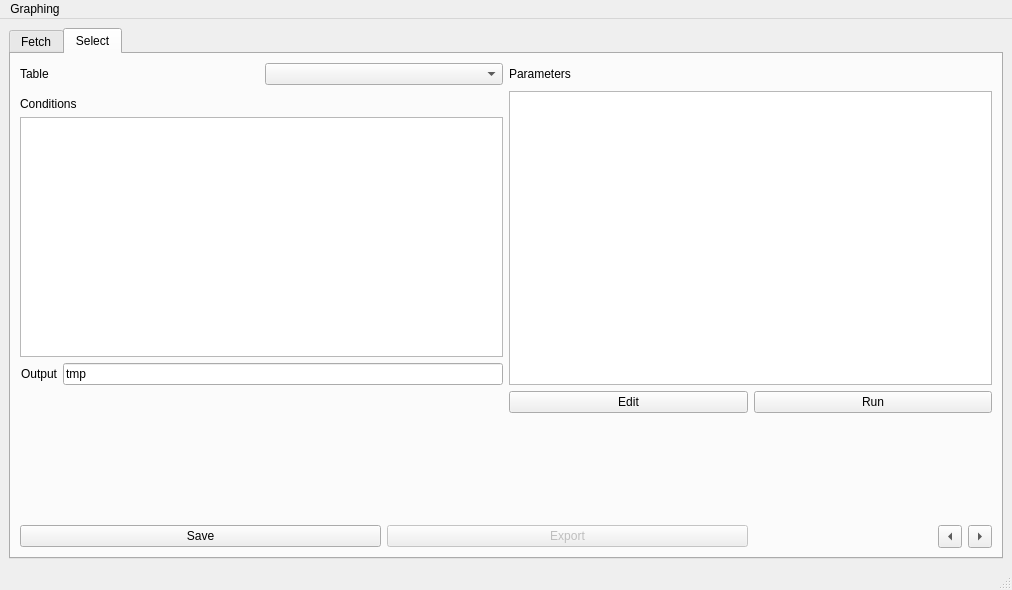
Qt form layouts/main_window.ui (hitranonline/hapiest) before a commit.
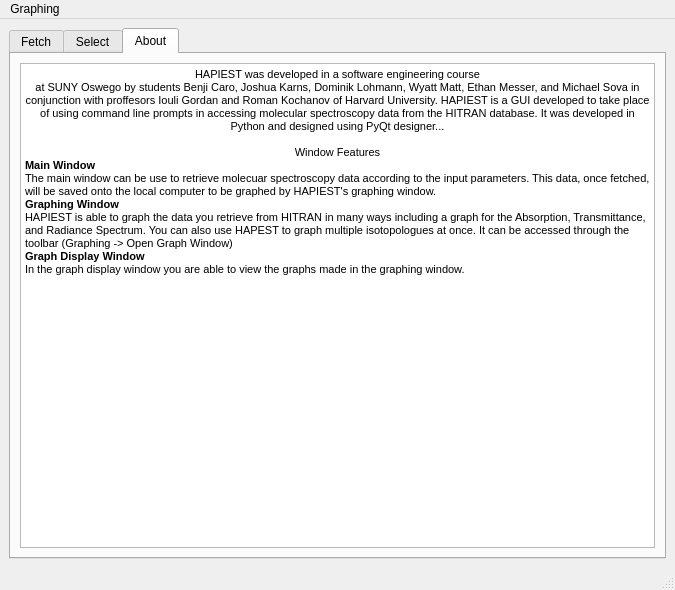
The same form after that commit.

Commit message: Added about window, fixed an issue where a HMD file wasn't being created for tables generated through the select functionality.

Patch:
```diff
--- a/layouts/main_window.ui
+++ b/layouts/main_window.ui
@@ -6,7 +6,7 @@
    <rect>
     <x>0</x>
     <y>0</y>
-       <width>1012</width>
+    <width>674</width>
        <height>590</height>
    </rect>
   </property>
@@ -63,7 +63,7 @@
        <enum>QTabWidget::Rounded</enum>
       </property>
       <property name="currentIndex">
-          <number>1</number>
+       <number>2</number>
       </property>
       <widget class="QWidget" name="fetch_tab">
        <attribute name="title">
@@ -651,6 +651,36 @@
               </item>
           </layout>
       </widget>
+      <widget class="QWidget" name="about_tab">
+       <attribute name="title">
+        <string>About</string>
+       </attribute>
+       <layout class="QGridLayout" name="gridLayout_6">
+        <item row="0" column="0">
+         <widget class="QTextEdit" name="textEdit">
+          <property name="readOnly">
+           <bool>true</bool>
+          </property>
+          <property name="html">
+           <string>&lt;!DOCTYPE HTML PUBLIC &quot;-//W3C//DTD HTML 4.0//EN&quot; &quot;http://www.w3.org/TR/REC-html40/strict.dtd&quot;&gt;
+&lt;html&gt;&lt;head&gt;&lt;meta name=&quot;qrichtext&quot; content=&quot;1&quot; /&gt;&lt;style type=&quot;text/css&quot;&gt;
+p, li { white-space: pre-wrap; }
+&lt;/style&gt;&lt;/head&gt;&lt;body style=&quot; font-family:'MS Shell Dlg 2'; font-size:8.25pt; font-weight:400; font-style:normal;&quot;&gt;
+&lt;p align=&quot;center&quot; style=&quot; margin-top:0px; margin-bottom:0px; margin-left:0px; margin-right:0px; -qt-block-indent:0; text-indent:0px;&quot;&gt;&lt;span style=&quot; font-size:8pt;&quot;&gt;HAPIEST was developed in a software engineering course&lt;/span&gt;&lt;/p&gt;
+&lt;p align=&quot;center&quot; style=&quot; margin-top:0px; margin-bottom:0px; margin-left:0px; margin-right:0px; -qt-block-indent:0; text-indent:0px;&quot;&gt;&lt;span style=&quot; font-size:8pt;&quot;&gt;at SUNY Oswego by students Benji Caro, Joshua Karns, Dominik Lohmann, Wyatt Matt, Ethan Messer, and Michael Sova in conjunction with proffesors Iouli Gordan and Roman Kochanov of Harvard University. HAPIEST is a GUI developed to take place of using command line prompts in accessing molecular spectroscopy data from the HITRAN database. It was developed in Python and designed using PyQt designer...&lt;/span&gt;&lt;/p&gt;
+&lt;p align=&quot;center&quot; style=&quot;-qt-paragraph-type:empty; margin-top:0px; margin-bottom:0px; margin-left:0px; margin-right:0px; -qt-block-indent:0; text-indent:0px; font-size:8pt;&quot;&gt;&lt;br /&gt;&lt;/p&gt;
+&lt;p align=&quot;center&quot; style=&quot; margin-top:0px; margin-bottom:0px; margin-left:0px; margin-right:0px; -qt-block-indent:0; text-indent:0px;&quot;&gt;&lt;span style=&quot; font-size:8pt;&quot;&gt;Window Features&lt;/span&gt;&lt;/p&gt;
+&lt;p style=&quot; margin-top:0px; margin-bottom:0px; margin-left:0px; margin-right:0px; -qt-block-indent:0; text-indent:0px;&quot;&gt;&lt;span style=&quot; font-size:8pt; font-weight:600;&quot;&gt;Main Window&lt;/span&gt;&lt;/p&gt;
+&lt;p style=&quot; margin-top:0px; margin-bottom:0px; margin-left:0px; margin-right:0px; -qt-block-indent:0; text-indent:0px;&quot;&gt;&lt;span style=&quot; font-size:8pt;&quot;&gt;The main window can be use to retrieve molecuar spectroscopy data according to the input parameters. This data, once fetched, will be saved onto the local computer to be graphed by HAPIEST's graphing window.&lt;/span&gt;&lt;/p&gt;
+&lt;p style=&quot; margin-top:0px; margin-bottom:0px; margin-left:0px; margin-right:0px; -qt-block-indent:0; text-indent:0px;&quot;&gt;&lt;span style=&quot; font-size:8pt; font-weight:600;&quot;&gt;Graphing Window&lt;/span&gt;&lt;/p&gt;
+&lt;p style=&quot; margin-top:0px; margin-bottom:0px; margin-left:0px; margin-right:0px; -qt-block-indent:0; text-indent:0px;&quot;&gt;&lt;span style=&quot; font-size:8pt;&quot;&gt;HAPIEST is able to graph the data you retrieve from HITRAN in many ways including a graph for the Absorption, Transmittance, and Radiance Spectrum. You can also use HAPEST to graph multiple isotopologues at once. It can be accessed through the toolbar (Graphing -&amp;gt; Open Graph Window)&lt;/span&gt;&lt;/p&gt;
+&lt;p style=&quot; margin-top:0px; margin-bottom:0px; margin-left:0px; margin-right:0px; -qt-block-indent:0; text-indent:0px;&quot;&gt;&lt;span style=&quot; font-size:8pt; font-weight:600;&quot;&gt;Graph Display Window&lt;/span&gt;&lt;/p&gt;
+&lt;p style=&quot; margin-top:0px; margin-bottom:0px; margin-left:0px; margin-right:0px; -qt-block-indent:0; text-indent:0px;&quot;&gt;&lt;span style=&quot; font-size:8pt;&quot;&gt;In the graph display window you are able to view the graphs made in the graphing window.&lt;/span&gt;&lt;/p&gt;&lt;/body&gt;&lt;/html&gt;</string>
+          </property>
+         </widget>
+        </item>
+       </layout>
+      </widget>
      </widget>
     </item>
    </layout>
@@ -660,7 +690,7 @@
     <rect>
      <x>0</x>
      <y>0</y>
-        <width>1012</width>
+     <width>674</width>
      <height>21</height>
     </rect>
    </property>
```
Left out of the diff: 7 changed lines with no effect on the pictures. Lines whose indentation alone changed are shown as unchanged. The commit also changes 7 other files.
